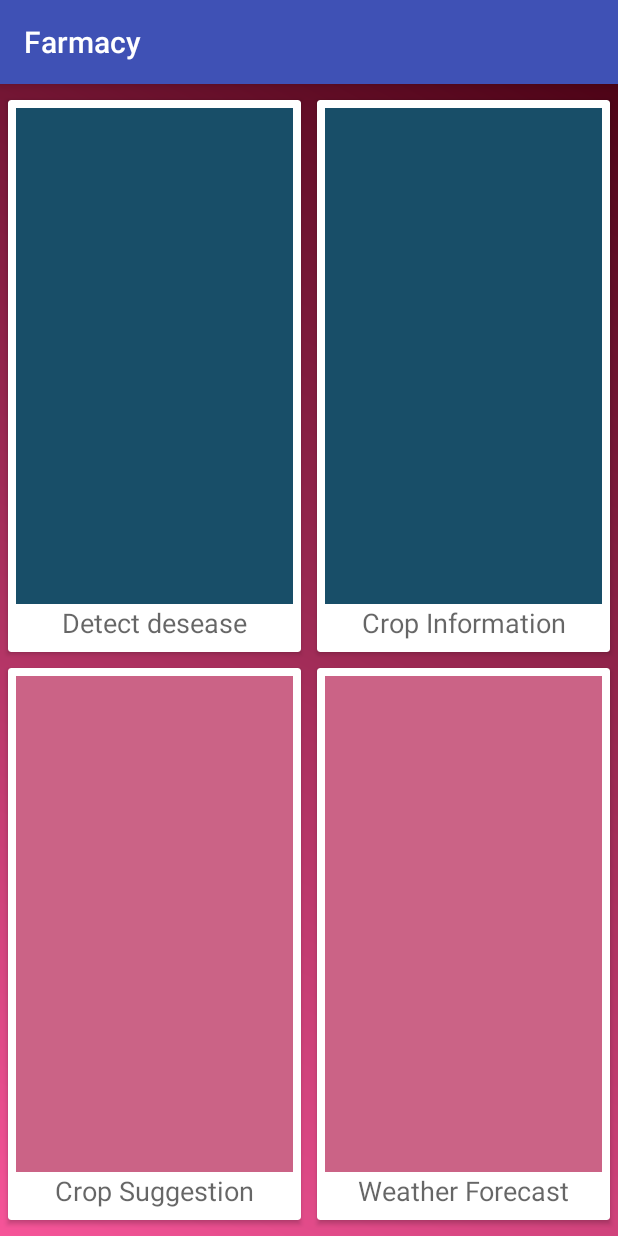
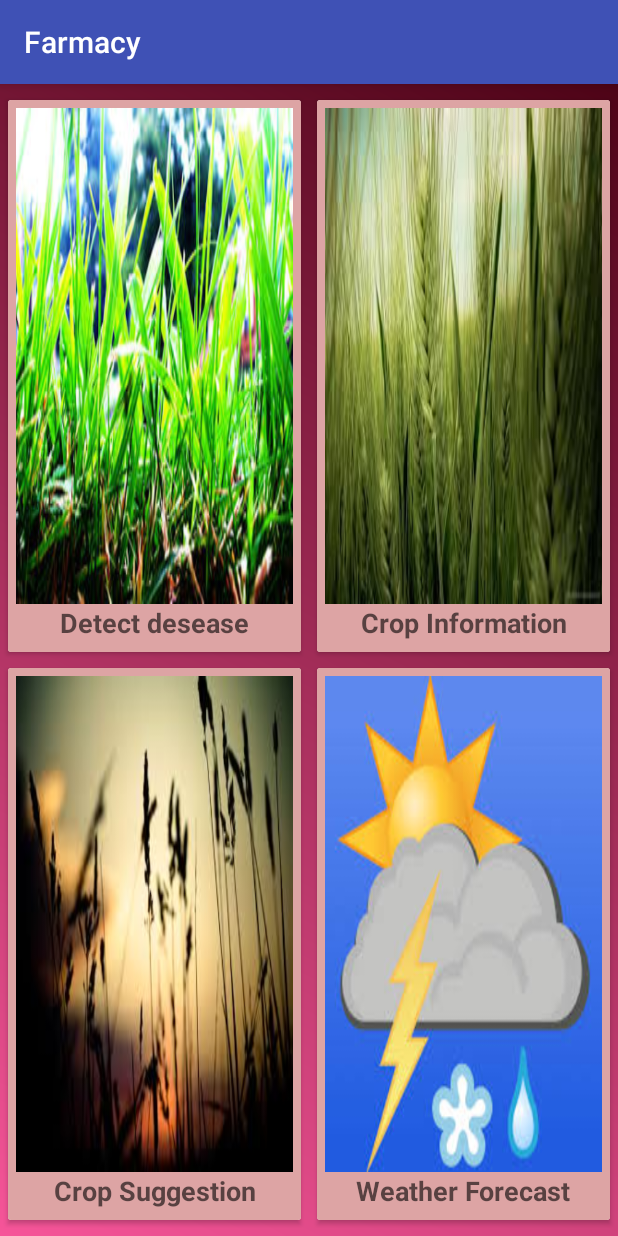
Before and after one commit to shuja1497/FarmacyApp, an Android app: the screen it shows after launch (DashboardActivity), on a phone screen of 412 x 824 dp. Run offline under Robolectric (Android 15) with nearby library versions, the phone set to English and light mode, and no system bars.

Commit message:
UI of dashboard completed.

```diff
--- a/app/src/main/res/layout/activity_dashboard.xml
+++ b/app/src/main/res/layout/activity_dashboard.xml
@@ -30,7 +30,8 @@
 
             <android.support.constraint.ConstraintLayout
                 android:layout_width="match_parent"
-                android:layout_height="match_parent">
+                android:layout_height="match_parent"
+                android:background="@color/cv_disease_info_background">
 
                 <ImageView
                     android:id="@+id/imageView_detect_disease"
@@ -45,6 +46,8 @@
                     app:layout_constraintEnd_toEndOf="parent"
                     app:layout_constraintStart_toStartOf="parent"
                     app:layout_constraintTop_toTopOf="parent"
+                    android:src="@drawable/images3"
+                    android:scaleType="fitXY"
                     android:onClick="onClick"/>
 
                 <TextView
@@ -53,7 +56,9 @@
                     android:layout_height="0dp"
                     android:text="Detect desease"
                     android:textAlignment="center"
+                    android:textAllCaps="false"
                     android:textAppearance="@style/TextAppearance.AppCompat.Medium"
+                    android:textStyle="bold"
                     app:layout_constraintBottom_toBottomOf="parent"
                     app:layout_constraintEnd_toEndOf="@+id/imageView_detect_disease"
                     app:layout_constraintStart_toStartOf="@+id/imageView_detect_disease"
@@ -71,7 +76,8 @@
 
             <android.support.constraint.ConstraintLayout
                 android:layout_width="match_parent"
-                android:layout_height="match_parent">
+                android:layout_height="match_parent"
+                android:background="@color/cv_disease_info_background">
 
                 <ImageView
                     android:id="@+id/imageView_crop_info"
@@ -86,20 +92,23 @@
                     app:layout_constraintEnd_toEndOf="parent"
                     app:layout_constraintStart_toStartOf="parent"
                     app:layout_constraintTop_toTopOf="parent"
+                    android:src="@drawable/index"
+                    android:scaleType="fitXY"
                     android:onClick="onClick"/>
 
                 <TextView
                     android:id="@+id/textView2"
                     android:layout_width="0dp"
                     android:layout_height="0dp"
+                    android:onClick="onClick"
                     android:text="Crop Information"
                     android:textAlignment="center"
                     android:textAppearance="@style/TextAppearance.AppCompat.Medium"
+                    android:textStyle="bold"
                     app:layout_constraintBottom_toBottomOf="parent"
                     app:layout_constraintEnd_toEndOf="@+id/imageView_crop_info"
                     app:layout_constraintStart_toStartOf="@+id/imageView_crop_info"
-                    app:layout_constraintTop_toBottomOf="@+id/imageView_crop_info"
-                    android:onClick="onClick"/>
+                    app:layout_constraintTop_toBottomOf="@+id/imageView_crop_info" />
             </android.support.constraint.ConstraintLayout>
 
         </android.support.v7.widget.CardView>
@@ -125,7 +134,8 @@
 
             <android.support.constraint.ConstraintLayout
                 android:layout_width="match_parent"
-                android:layout_height="match_parent">
+                android:layout_height="match_parent"
+                android:background="@color/cv_disease_info_background">
 
                 <ImageView
                     android:id="@+id/imageView_crop_suggestion"
@@ -139,7 +149,9 @@
                     app:layout_constraintEnd_toEndOf="parent"
                     app:layout_constraintStart_toStartOf="parent"
                     app:layout_constraintTop_toTopOf="parent"
-                    app:srcCompat="@color/colorAccent"
+                    android:background="@color/colorAccent"
+                    android:src="@drawable/images"
+                    android:scaleType="fitXY"
                     android:onClick="onClick"/>
 
                 <TextView
@@ -149,6 +161,7 @@
                     android:text="Crop Suggestion"
                     android:textAlignment="center"
                     android:textAppearance="@style/TextAppearance.AppCompat.Medium"
+                    android:textStyle="bold"
                     app:layout_constraintBottom_toBottomOf="parent"
                     app:layout_constraintEnd_toEndOf="@+id/imageView_crop_suggestion"
                     app:layout_constraintStart_toStartOf="@+id/imageView_crop_suggestion"
@@ -167,7 +180,8 @@
 
             <android.support.constraint.ConstraintLayout
                 android:layout_width="match_parent"
-                android:layout_height="match_parent">
+                android:layout_height="match_parent"
+                android:background="@color/cv_disease_info_background">
 
                 <ImageView
                     android:id="@+id/imageView_weather_forecast"
@@ -181,7 +195,9 @@
                     app:layout_constraintEnd_toEndOf="parent"
                     app:layout_constraintStart_toStartOf="parent"
                     app:layout_constraintTop_toTopOf="parent"
-                    app:srcCompat="@color/colorAccent"
+                    android:background="@color/colorAccent"
+                    android:src="@drawable/images6"
+                    android:scaleType="fitXY"
                     android:onClick="onClick"/>
 
                 <TextView
@@ -191,6 +207,7 @@
                     android:text="Weather Forecast"
                     android:textAlignment="center"
                     android:textAppearance="@style/TextAppearance.AppCompat.Medium"
+                    android:textStyle="bold"
                     app:layout_constraintBottom_toBottomOf="parent"
                     app:layout_constraintEnd_toEndOf="@+id/imageView_weather_forecast"
                     app:layout_constraintStart_toStartOf="@+id/imageView_weather_forecast"
--- a/app/src/main/res/layout/activity_weather_forecast.xml
+++ b/app/src/main/res/layout/activity_weather_forecast.xml
@@ -6,7 +6,8 @@
     xmlns:tools="http://schemas.android.com/tools"
     android:layout_width="match_parent"
     android:layout_height="match_parent"
-    tools:context=".Functionalities.WeatherForecastActivity">
+    tools:context=".Functionalities.WeatherForecastActivity"
+    android:background="@color/cv_disease_info_background">
 
     <android.support.v7.widget.RecyclerView
         android:layout_width="match_parent"
```
Also changed, not shown: app/src/main/res/drawable/images.jpeg (added), app/src/main/res/drawable/images2.jpeg (added), app/src/main/res/drawable/images3.jpeg (added), app/src/main/res/drawable/images4.jpeg (added), app/src/main/res/drawable/images5.jpeg (added), app/src/main/res/drawable/images6.jpeg (added), app/src/main/res/drawable/index.jpeg (added), app/src/main/res/drawable/index1.jpeg (added).
